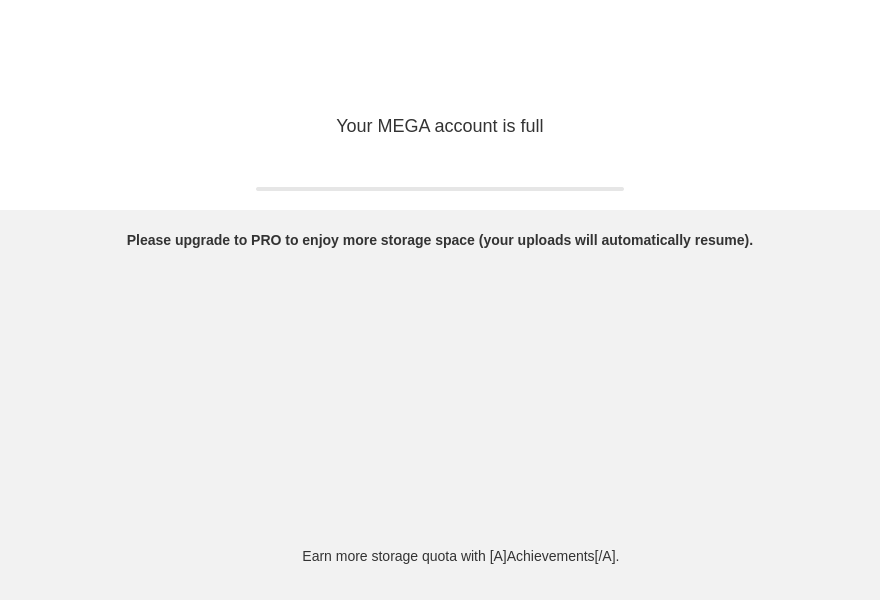
Qt form src/MEGASync/gui/linux/UpgradeOverStorage.ui (meganz/MEGAsync) before a commit.
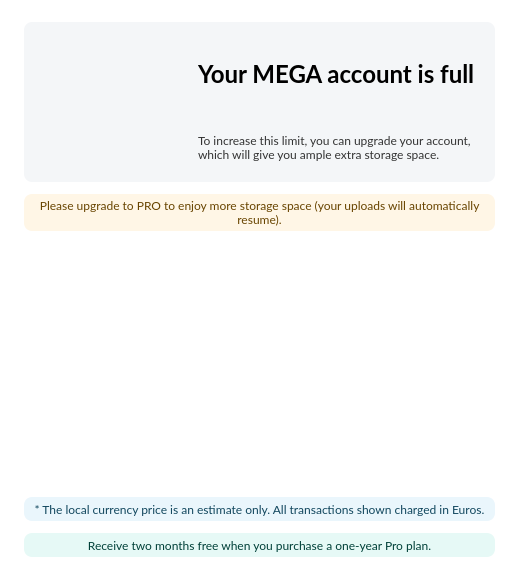
The same form after that commit. Icons and pictures are not drawn.

Commit message: SNC-2207. Revamp upgrade dialog and pro plan cards

Patch:
```diff
--- a/src/MEGASync/gui/linux/UpgradeOverStorage.ui
+++ b/src/MEGASync/gui/linux/UpgradeOverStorage.ui
@@ -6,20 +6,26 @@
    <rect>
     <x>0</x>
     <y>0</y>
-    <width>880</width>
-    <height>600</height>
+    <width>795</width>
+    <height>496</height>
    </rect>
   </property>
+  <property name="sizePolicy">
+   <sizepolicy hsizetype="Preferred" vsizetype="Preferred">
+    <horstretch>0</horstretch>
+    <verstretch>0</verstretch>
+   </sizepolicy>
+  </property>
   <property name="minimumSize">
    <size>
-    <width>880</width>
-    <height>600</height>
+    <width>712</width>
+    <height>496</height>
    </size>
   </property>
   <property name="maximumSize">
    <size>
-    <width>880</width>
-    <height>600</height>
+    <width>16777215</width>
+    <height>16777215</height>
    </size>
   </property>
   <property name="windowTitle">
@@ -28,201 +34,209 @@
   <property name="styleSheet">
    <string notr="true">#UpgradeOverStorage
 {
-	background-color: #f2f2f2;
-}
-
-#wHeader
-{
-  background-color: white;
-}
-
-#bRocket, #bStorageFull
-{
- border: none;
+ background-color: white;
 }
 
 #lEncourageUpgrade
 {
-	color: #333333;
-	font-family: &quot;Lato&quot;;
-	font-size: 14px;
-	font-weight: 600;
+ border-radius: 8px;
+ background-color: rgba(255,165,0,0.1);
+ color: #684400;
+ font-family: Lato;
+ font-size: 12px;
+ padding-top: 4px;
+ padding-bottom: 4px;
 }
 
-#lUsageStorage
+#lPriceEstimation
 {
-	color: #333333;
-	font-family: &quot;Lato&quot;;
-	font-size: 14px;
-	line-height: 24px;
+ border-radius: 8px;
+ background-color: rgba(43,166,222,0.1);
+ color: #12475E;
+ font-family: Lato;
+ font-size: 12px;
+ padding-top: 4px;
+ padding-bottom: 4px;
 }
 
-#lAchievements
+#lYearlyDiscount
 {
-	color: #333333;
-	font-family: &quot;Lato&quot;;
-	font-size: 14px;
-}
-
-QProgressBar#pUsageStorage
-{
-background-color: #E6E6E6;
-border-radius: 2px;
-}
-
-QProgressBar#pUsageStorage[overquota=true]
-{
-background-color: #EB4444;
-border-radius: 2px;
-}
-                                                            
-QProgressBar#pUsageStorage::chunk
-{
-background-color: #2BA6DE;
-border-top-left-radius: 2px;
-border-bottom-left-radius: 2px;
-}
-
-QProgressBar#pUsageStorage::chunk[almostoq=true] {
-background-color: #FFA500;
-border-top-left-radius: 2px;
-border-bottom-left-radius: 2px;
-}
-
-QProgressBar#pUsageStorage::chunk[crossedge=true] {
-background-color: #EB4444;
-border-radius: 2px;
-}
-
-QProgressBar#pUsageStorage::chunk[overquota=true] 
-{
-background-color: #EB4444;
-border-radius: 2px;
-}
-#lPercentageUsedStorage, #lTotalUsedStorage
-{
-font-family: &quot;Lato&quot;;
-font-size: 13px;
-font-weight: normal;
-border: none;
-color: #666666;
+ border-radius: 8px;
+ background-color: rgba(0,191,165,0.1);
+ color: #004038;
+ font-family: Lato;
+ font-size: 12px;
+ padding-top: 4px;
+ padding-bottom: 4px;
 }
 
 #lUsageFull
 {
-	color: #333333;
-	font-family: &quot;Lato&quot;;
-	font-size: 18px;
-}</string>
+ color: #000000;
+ font-family: Lato;
+ font-size: 24px;
+ font-weight: bold;
+}
+
+#lAccountUsed, #lUpgradeAccount
+{
+ color: #333333;
+ font-family: Lato;
+ font-size: 12px;
+}
+
+#wHeader
+{
+ border-radius: 8px;
+ background-color: #F4F6F8;
+}
+</string>
   </property>
   <layout class="QVBoxLayout" name="verticalLayout_2">
    <property name="spacing">
-    <number>0</number>
+    <number>12</number>
+   </property>
+   <property name="sizeConstraint">
+    <enum>QLayout::SetFixedSize</enum>
    </property>
    <property name="leftMargin">
-    <number>0</number>
+    <number>24</number>
    </property>
    <property name="topMargin">
-    <number>0</number>
+    <number>22</number>
    </property>
    <property name="rightMargin">
-    <number>0</number>
+    <number>24</number>
    </property>
    <property name="bottomMargin">
-    <number>0</number>
+    <number>24</number>
    </property>
    <item>
     <widget class="QWidget" name="wHeader" native="true">
+     <property name="sizePolicy">
+      <sizepolicy hsizetype="Expanding" vsizetype="Preferred">
+       <horstretch>0</horstretch>
+       <verstretch>0</verstretch>
+      </sizepolicy>
+     </property>
      <property name="minimumSize">
       <size>
        <width>0</width>
-       <height>210</height>
+       <height>160</height>
       </size>
      </property>
      <property name="maximumSize">
       <size>
        <width>16777215</width>
-       <height>210</height>
+       <height>16777215</height>
       </size>
      </property>
-     <layout class="QVBoxLayout" name="verticalLayout_3">
+     <layout class="QHBoxLayout" name="horizontalLayout">
       <property name="spacing">
        <number>0</number>
       </property>
+      <property name="sizeConstraint">
+       <enum>QLayout::SetDefaultConstraint</enum>
+      </property>
       <property name="leftMargin">
        <number>0</number>
       </property>
       <property name="topMargin">
-       <number>32</number>
+       <number>0</number>
       </property>
       <property name="rightMargin">
        <number>0</number>
       </property>
       <property name="bottomMargin">
-       <number>9</number>
+       <number>0</number>
       </property>
       <item>
-       <layout class="QHBoxLayout" name="horizontalLayout_2">
-        <item>
-         <spacer name="horizontalSpacer">
-          <property name="orientation">
-           <enum>Qt::Horizontal</enum>
-          </property>
-          <property name="sizeHint" stdset="0">
-           <size>
-            <width>40</width>
-            <height>20</height>
-           </size>
-          </property>
-         </spacer>
-        </item>
-        <item>
-         <widget class="QPushButton" name="bStorageFull">
-          <property name="minimumSize">
-           <size>
-            <width>64</width>
-            <height>64</height>
-           </size>
-          </property>
-          <property name="maximumSize">
-           <size>
-            <width>64</width>
-            <height>64</height>
-           </size>
-          </property>
-          <property name="text">
-           <string/>
-          </property>
-          <property name="icon">
-           <iconset>
-            <normalon>:/images/storage_full.png</normalon>
-           </iconset>
-          </property>
-          <property name="iconSize">
-           <size>
-            <width>64</width>
-            <height>64</height>
-           </size>
-          </property>
-         </widget>
-        </item>
-        <item>
-         <spacer name="horizontalSpacer_2">
-          <property name="orientation">
-           <enum>Qt::Horizontal</enum>
-          </property>
-          <property name="sizeHint" stdset="0">
-           <size>
-            <width>40</width>
-            <height>20</height>
-           </size>
-          </property>
-         </spacer>
-        </item>
-       </layout>
+       <widget class="QWidget" name="wIcon" native="true">
+        <property name="sizePolicy">
+         <sizepolicy hsizetype="Preferred" vsizetype="Preferred">
+          <horstretch>0</horstretch>
+          <verstretch>0</verstretch>
+         </sizepolicy>
+        </property>
+        <property name="minimumSize">
+         <size>
+          <width>0</width>
+          <height>160</height>
+         </size>
+        </property>
+        <property name="maximumSize">
+         <size>
+          <width>16777215</width>
+          <height>16777215</height>
+         </size>
+        </property>
+        <layout class="QHBoxLayout" name="horizontalLayout_2">
+         <property name="spacing">
+          <number>-1</number>
+         </property>
+         <property name="leftMargin">
+          <number>30</number>
+         </property>
+         <property name="topMargin">
+          <number>0</number>
+         </property>
+         <property name="rightMargin">
+          <number>28</number>
+         </property>
+         <property name="bottomMargin">
+          <number>0</number>
+         </property>
+         <item>
+          <widget class="QWidget" name="wOverStorageIcon" native="true">
+           <property name="minimumSize">
+            <size>
+             <width>96</width>
+             <height>96</height>
+            </size>
+           </property>
+           <property name="maximumSize">
+            <size>
+             <width>16777215</width>
+             <height>16777215</height>
+            </size>
+           </property>
+           <layout class="QVBoxLayout" name="verticalLayout_3">
+            <property name="spacing">
+             <number>-1</number>
+            </property>
+            <property name="leftMargin">
+             <number>0</number>
+            </property>
+            <property name="topMargin">
+             <number>0</number>
+            </property>
+            <property name="rightMargin">
+             <number>0</number>
+            </property>
+            <property name="bottomMargin">
+             <number>0</number>
+            </property>
+            <item>
+             <widget class="QLabel" name="lAnimationOverStorage">
+              <property name="text">
+               <string/>
+              </property>
+             </widget>
+            </item>
+           </layout>
+          </widget>
+         </item>
+        </layout>
+       </widget>
       </item>
       <item>
-       <widget class="QWidget" name="widget_2" native="true">
+       <widget class="QWidget" name="wAccountFull" native="true">
+        <property name="sizePolicy">
+         <sizepolicy hsizetype="Expanding" vsizetype="Preferred">
+          <horstretch>0</horstretch>
+          <verstretch>0</verstretch>
+         </sizepolicy>
+        </property>
         <property name="minimumSize">
          <size>
           <width>0</width>
@@ -240,19 +254,25 @@
           <number>0</number>
          </property>
          <property name="leftMargin">
-          <number>0</number>
+          <number>20</number>
          </property>
          <property name="topMargin">
-          <number>6</number>
+          <number>22</number>
          </property>
          <property name="rightMargin">
-          <number>0</number>
+          <number>20</number>
          </property>
          <property name="bottomMargin">
-          <number>0</number>
+          <number>20</number>
          </property>
          <item>
           <widget class="QLabel" name="lUsageFull">
+           <property name="sizePolicy">
+            <sizepolicy hsizetype="Expanding" vsizetype="Preferred">
+             <horstretch>0</horstretch>
+             <verstretch>0</verstretch>
+            </sizepolicy>
+           </property>
            <property name="minimumSize">
             <size>
              <width>0</width>
@@ -269,244 +289,69 @@
             <string>Your MEGA account is full</string>
            </property>
            <property name="alignment">
-            <set>Qt::AlignCenter</set>
+            <set>Qt::AlignLeading|Qt::AlignLeft|Qt::AlignVCenter</set>
            </property>
           </widget>
          </item>
-        </layout>
-       </widget>
-      </item>
-      <item>
-       <widget class="QWidget" name="widget_3" native="true">
-        <layout class="QHBoxLayout" name="horizontalLayout_4">
-         <property name="leftMargin">
-          <number>0</number>
-         </property>
-         <property name="topMargin">
-          <number>0</number>
-         </property>
-         <property name="rightMargin">
-          <number>0</number>
-         </property>
-         <property name="bottomMargin">
-          <number>0</number>
-         </property>
          <item>
-          <spacer name="horizontalSpacer_5">
-           <property name="orientation">
-            <enum>Qt::Horizontal</enum>
-           </property>
-           <property name="sizeHint" stdset="0">
-            <size>
-             <width>187</width>
-             <height>20</height>
-            </size>
-           </property>
-          </spacer>
-         </item>
-         <item>
-          <widget class="QWidget" name="wUsage" native="true">
+          <widget class="QWidget" name="wDescAccountFull" native="true">
            <property name="sizePolicy">
             <sizepolicy hsizetype="Preferred" vsizetype="Preferred">
              <horstretch>0</horstretch>
              <verstretch>0</verstretch>
             </sizepolicy>
            </property>
-           <property name="minimumSize">
-            <size>
-             <width>0</width>
-             <height>43</height>
-            </size>
-           </property>
-           <property name="maximumSize">
-            <size>
-             <width>16777215</width>
-             <height>43</height>
-            </size>
-           </property>
-           <property name="styleSheet">
-            <string notr="true"/>
-           </property>
-           <layout class="QVBoxLayout" name="verticalLayout_7">
+           <layout class="QVBoxLayout" name="verticalLayout_4">
             <property name="spacing">
-             <number>4</number>
+             <number>0</number>
             </property>
             <property name="leftMargin">
-             <number>16</number>
+             <number>0</number>
             </property>
             <property name="topMargin">
              <number>0</number>
             </property>
             <property name="rightMargin">
-             <number>16</number>
+             <number>0</number>
             </property>
             <property name="bottomMargin">
              <number>0</number>
             </property>
             <item>
-             <widget class="QWidget" name="widget_9" native="true">
-              <property name="sizePolicy">
-               <sizepolicy hsizetype="Minimum" vsizetype="Preferred">
-                <horstretch>0</horstretch>
-                <verstretch>0</verstretch>
-               </sizepolicy>
-              </property>
-              <property name="minimumSize">
-               <size>
-                <width>368</width>
-                <height>20</height>
-               </size>
-              </property>
-              <property name="maximumSize">
-               <size>
-                <width>368</width>
-                <height>20</height>
-               </size>
-              </property>
-              <layout class="QHBoxLayout" name="horizontalLayout_7">
-               <property name="spacing">
-                <number>0</number>
-               </property>
-               <property name="leftMargin">
-                <number>0</number>
-               </property>
-               <property name="topMargin">
-                <number>0</number>
-               </property>
-               <property name="rightMargin">
-                <number>0</number>
-               </property>
-               <property name="bottomMargin">
-                <number>0</number>
-               </property>
-               <item>
-                <widget class="QLabel" name="lTotalUsedStorage">
-                 <property name="sizePolicy">
-                  <sizepolicy hsizetype="Preferred" vsizetype="Preferred">
-                   <horstretch>0</horstretch>
-                   <verstretch>0</verstretch>
-                  </sizepolicy>
-                 </property>
-                 <property name="minimumSize">
-                  <size>
-                   <width>0</width>
-                   <height>20</height>
-                  </size>
-                 </property>
-                 <property name="maximumSize">
-                  <size>
-                   <width>16777215</width>
-                   <height>20</height>
-                  </size>
-                 </property>
-                 <property name="focusPolicy">
-                  <enum>Qt::StrongFocus</enum>
-                 </property>
-                 <property name="styleSheet">
-                  <string notr="true">#lTotalUsed
-{
-font: &quot;Lato&quot;;
-font-size: 12px;
-font-weight: normal;
-color: #333333;
-}</string>
-                 </property>
-                 <property name="text">
-                  <string/>
-                 </property>
-                 <property name="alignment">
-                  <set>Qt::AlignLeading|Qt::AlignLeft|Qt::AlignTop</set>
-                 </property>
-                </widget>
-               </item>
-               <item>
-                <widget class="QLabel" name="lPercentageUsedStorage">
-                 <property name="sizePolicy">
-                  <sizepolicy hsizetype="Preferred" vsizetype="Preferred">
-                   <horstretch>0</horstretch>
-                   <verstretch>0</verstretch>
-                  </sizepolicy>
-                 </property>
-                 <property name="minimumSize">
-                  <size>
-                   <width>0</width>
-                   <height>20</height>
-                  </size>
-                 </property>
-                 <property name="maximumSize">
-                  <size>
-                   <width>16777215</width>
-                   <height>20</height>
-                  </size>
-                 </property>
-                 <property name="focusPolicy">
-                  <enum>Qt::StrongFocus</enum>
-                 </property>
-                 <property name="styleSheet">
-                  <string notr="true">#lPercentageUsed
-{
-font: &quot;Lato&quot;;
-font-size: 12px;
-font-weight: normal;
-color: #333333;
-}
-</string>
-                 </property>
-                 <property name="text">
-                  <string/>
-                 </property>
-                 <property name="alignment">
-                  <set>Qt::AlignRight|Qt::AlignTop|Qt::AlignTrailing</set>
-                 </property>
-                </widget>
-               </item>
-              </layout>
-             </widget>
-            </item>
-            <item>
-             <widget class="QProgressBar" name="pUsageStorage">
+             <widget class="QLabel" name="lAccountUsed">
               <property name="sizePolicy">
                <sizepolicy hsizetype="Preferred" vsizetype="Preferred">
                 <horstretch>0</horstretch>
                 <verstretch>0</verstretch>
                </sizepolicy>
               </property>
-              <property name="minimumSize">
-               <size>
-                <width>368</width>
-                <height>4</height>
-               </size>
-              </property>
-              <property name="maximumSize">
-               <size>
-                <width>368</width>
-                <height>4</height>
-               </size>
-              </property>
-              <property name="value">
-               <number>0</number>
-              </property>
-              <property name="format">
+              <property name="text">
                <string/>
               </property>
+              <property name="wordWrap">
+               <bool>true</bool>
+              </property>
+             </widget>
+            </item>
+            <item>
+             <widget class="QLabel" name="lUpgradeAccount">
+              <property name="sizePolicy">
+               <sizepolicy hsizetype="Preferred" vsizetype="Preferred">
+                <horstretch>0</horstretch>
+                <verstretch>0</verstretch>
+               </sizepolicy>
+              </property>
+              <property name="text">
+               <string>To increase this limit, you can upgrade your account, which will give you ample extra storage space.</string>
+              </property>
+              <property name="wordWrap">
+               <bool>true</bool>
+              </property>
              </widget>
             </item>
            </layout>
           </widget>
          </item>
-         <item>
-          <spacer name="horizontalSpacer_6">
-           <property name="orientation">
-            <enum>Qt::Horizontal</enum>
-           </property>
-           <property name="sizeHint" stdset="0">
-            <size>
-             <width>187</width>
-             <height>20</height>
-            </size>
-           </property>
-          </spacer>
-         </item>
         </layout>
        </widget>
       </item>
@@ -514,16 +359,49 @@
     </widget>
    </item>
    <item>
-    <widget class="QWidget" name="widget" native="true">
-     <layout class="QHBoxLayout" name="horizontalLayout_3">
+    <widget class="QWidget" name="wContainerPlansAndInfo" native="true">
+     <layout class="QVBoxLayout" name="verticalLayout_5">
+      <property name="spacing">
+       <number>4</number>
+      </property>
+      <property name="leftMargin">
+       <number>0</number>
+      </property>
       <property name="topMargin">
-       <number>22</number>
+       <number>0</number>
+      </property>
+      <property name="rightMargin">
+       <number>0</number>
       </property>
       <property name="bottomMargin">
-       <number>2</number>
+       <number>0</number>
       </property>
       <item>
        <widget class="QLabel" name="lEncourageUpgrade">
+        <property name="sizePolicy">
+         <sizepolicy hsizetype="Preferred" vsizetype="Preferred">
+          <horstretch>0</horstretch>
+          <verstretch>0</verstretch>
+         </sizepolicy>
+        </property>
+        <property name="minimumSize">
+         <size>
+          <width>0</width>
+          <height>24</height>
+         </size>
+        </property>
+        <property name="maximumSize">
+         <size>
+          <width>16777215</width>
+          <height>16777215</height>
+         </size>
+        </property>
+        <property name="sizeIncrement">
+         <size>
+          <width>0</width>
+          <height>0</height>
+         </size>
+        </property>
         <property name="text">
          <string>Please upgrade to PRO to enjoy more storage space (your uploads will automatically resume).</string>
         </property>
@@ -535,107 +413,18 @@
         </property>
        </widget>
       </item>
-     </layout>
-    </widget>
-   </item>
-   <item>
-    <widget class="QWidget" name="wPlans" native="true">
-     <property name="minimumSize">
-      <size>
-       <width>880</width>
-       <height>280</height>
-      </size>
-     </property>
-     <property name="maximumSize">
-      <size>
-       <width>880</width>
-       <height>280</height>
-      </size>
-     </property>
-     <property name="styleSheet">
-      <string notr="true"/>
-     </property>
-    </widget>
-   </item>
-   <item>
-    <widget class="QWidget" name="wAchievements" native="true">
-     <property name="minimumSize">
-      <size>
-       <width>0</width>
-       <height>68</height>
-      </size>
-     </property>
-     <property name="maximumSize">
-      <size>
-       <width>16777215</width>
-       <height>68</height>
-      </size>
-     </property>
-     <layout class="QHBoxLayout" name="horizontalLayout">
-      <property name="spacing">
-       <number>-1</number>
-      </property>
-      <property name="leftMargin">
-       <number>0</number>
-      </property>
-      <property name="topMargin">
-       <number>0</number>
-      </property>
-      <property name="rightMargin">
-       <number>0</number>
-      </property>
-      <property name="bottomMargin">
-       <number>16</number>
-      </property>
       <item>
-       <spacer name="horizontalSpacer_3">
-        <property name="orientation">
-         <enum>Qt::Horizontal</enum>
+       <widget class="QWidget" name="wPlans" native="true">
+        <property name="sizePolicy">
+         <sizepolicy hsizetype="Preferred" vsizetype="Preferred">
+          <horstretch>0</horstretch>
+          <verstretch>0</verstretch>
+         </sizepolicy>
         </property>
-        <property name="sizeHint" stdset="0">
-         <size>
-          <width>40</width>
-          <height>20</height>
-         </size>
-        </property>
-       </spacer>
-      </item>
-      <item>
-       <widget class="QPushButton" name="bRocket">
-        <property name="minimumSize">
-         <size>
-          <width>36</width>
-          <height>36</height>
-         </size>
-        </property>
-        <property name="maximumSize">
-         <size>
-          <width>36</width>
-          <height>36</height>
-         </size>
-        </property>
-        <property name="text">
-         <string/>
-        </property>
-        <property name="icon">
-         <iconset>
-          <normalon>:/images/achievements.png</normalon>
-         </iconset>
-        </property>
-        <property name="iconSize">
-         <size>
-          <width>36</width>
-          <height>36</height>
-         </size>
-        </property>
-       </widget>
-      </item>
-      <item>
-       <widget class="QLabel" name="lAchievements">
         <property name="minimumSize">
          <size>
           <width>0</width>
-          <height>0</height>
+          <height>250</height>
          </size>
         </property>
         <property name="maximumSize">
@@ -647,45 +436,72 @@
         <property name="styleSheet">
          <string notr="true"/>
         </property>
-        <property name="text">
-         <string>Earn more storage quota with [A]Achievements[/A].</string>
-        </property>
-        <property name="alignment">
-         <set>Qt::AlignCenter</set>
-        </property>
-        <property name="wordWrap">
-         <bool>false</bool>
-        </property>
        </widget>
       </item>
-      <item>
-       <spacer name="horizontalSpacer_4">
-        <property name="orientation">
-         <enum>Qt::Horizontal</enum>
-        </property>
-        <property name="sizeHint" stdset="0">
-         <size>
-          <width>40</width>
-          <height>20</height>
-         </size>
-        </property>
-       </spacer>
-      </item>
      </layout>
     </widget>
    </item>
    <item>
-    <spacer name="verticalSpacer">
-     <property name="orientation">
-      <enum>Qt::Vertical</enum>
+    <widget class="QLabel" name="lPriceEstimation">
+     <property name="sizePolicy">
+      <sizepolicy hsizetype="Preferred" vsizetype="Preferred">
+       <horstretch>0</horstretch>
+       <verstretch>0</verstretch>
+      </sizepolicy>
      </property>
-     <property name="sizeHint" stdset="0">
+     <property name="minimumSize">
       <size>
-       <width>20</width>
-       <height>40</height>
+       <width>0</width>
+       <height>24</height>
       </size>
      </property>
-    </spacer>
+     <property name="maximumSize">
+      <size>
+       <width>16777215</width>
+       <height>16777215</height>
+      </size>
+     </property>
+     <property name="text">
+      <string>* The local currency price is an estimate only. All transactions shown charged in Euros.</string>
+     </property>
+     <property name="alignment">
+      <set>Qt::AlignCenter</set>
+     </property>
+     <property name="wordWrap">
+      <bool>true</bool>
+     </property>
+    </widget>
+   </item>
+   <item>
+    <widget class="QLabel" name="lYearlyDiscount">
+     <property name="sizePolicy">
+      <sizepolicy hsizetype="Preferred" vsizetype="Preferred">
+       <horstretch>0</horstretch>
+       <verstretch>0</verstretch>
+      </sizepolicy>
+     </property>
+     <property name="minimumSize">
+      <size>
+       <width>0</width>
+       <height>24</height>
+      </size>
+     </property>
+     <property name="maximumSize">
+      <size>
+       <width>16777215</width>
+       <height>16777215</height>
+      </size>
+     </property>
+     <property name="text">
+      <string>Receive two months free when you purchase a one-year Pro plan.</string>
+     </property>
+     <property name="alignment">
+      <set>Qt::AlignCenter</set>
+     </property>
+     <property name="wordWrap">
+      <bool>true</bool>
+     </property>
+    </widget>
    </item>
   </layout>
  </widget>
```
The commit also changes 85 other files.
